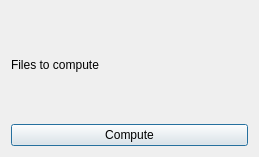
This is mi_companion/entry_points/svg_import/dialog.ui in MapsPeople/mi_companion as Qt 5 draws it before an edit. The edited form follows.
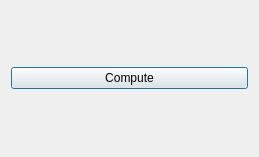
This is the edited form. Custom widgets are drawn as their Qt base class.

The edit to the form file:
```diff
--- a/mi_companion/entry_points/svg_import/dialog.ui
+++ b/mi_companion/entry_points/svg_import/dialog.ui
@@ -14,24 +14,6 @@
             <string>Cad Area Calculator</string>
         </property>
         <layout class="QVBoxLayout" name="parameter_layout">
-            <item>
-                <layout class="QHBoxLayout" name="horizontalLayout_2">
-                    <item>
-                        <widget class="QLabel" name="label_3">
-                            <property name="text">
-                                <string>Files to compute</string>
-                            </property>
-                        </widget>
-                    </item>
-                    <item>
-                        <widget class="QgsFileWidget" name="compute_files_widget">
-                            <property name="storageMode">
-                                <enum>QgsFileWidget::GetDirectory</enum>
-                            </property>
-                        </widget>
-                    </item>
-                </layout>
-            </item>
             <item>
                 <layout class="QHBoxLayout" name="horizontalLayout_4">
                     <item>
```
